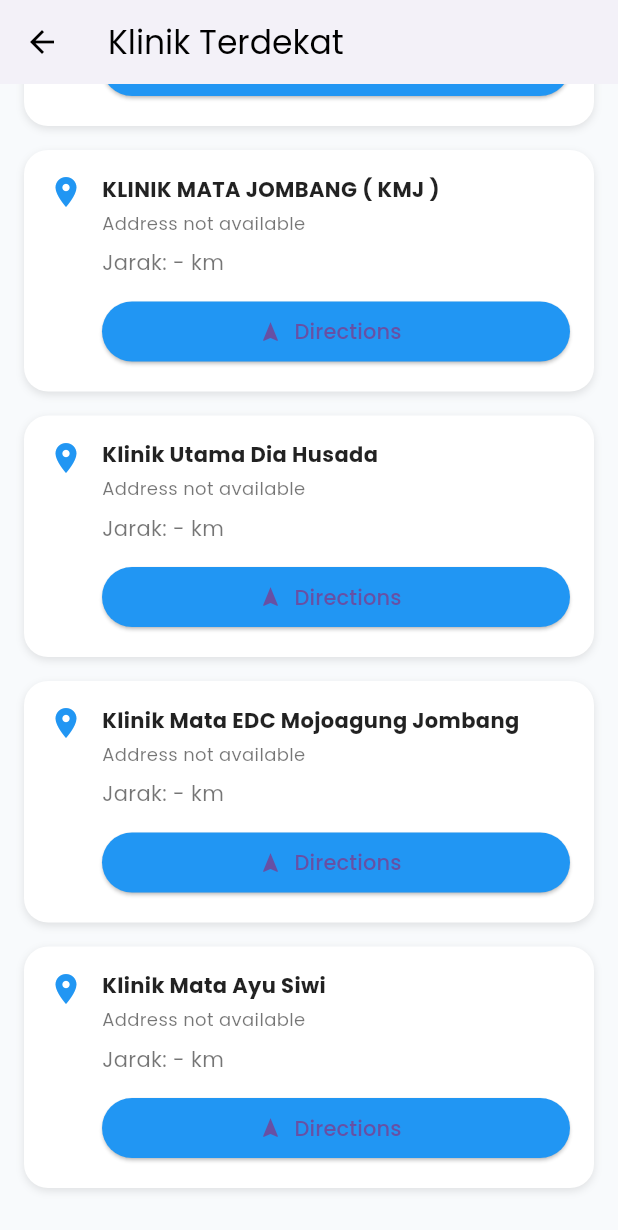
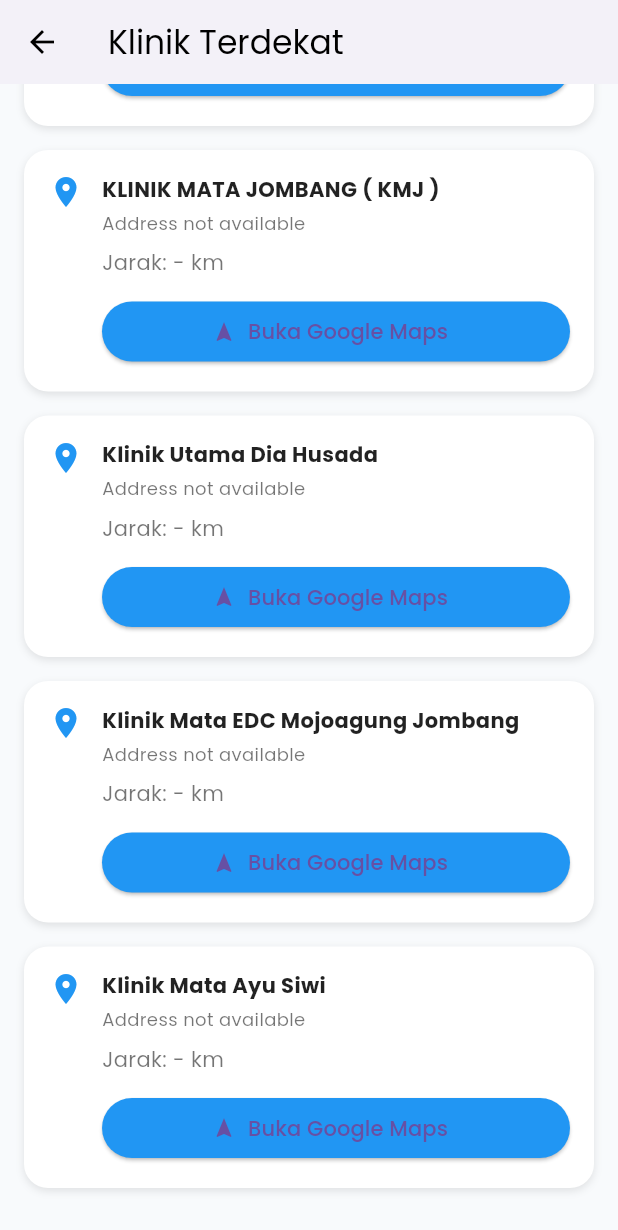
Before and after one commit to pritaaa/eyecare, a Flutter app: the ClinicFinderScreen screen opened directly, scrolled down 249 dp, on a phone screen of 412 x 824 dp. Shown: the top 1230 px of the screen. Run offline on Flutter 3.47's test engine with Material 3 defaults, Android fonts, the phone set to English and light mode, and no system bars; our stand-ins replace geocoding, geolocator, shared_preferences; accounts and stored records are empty.

Commit message:
fix keterangan

```diff
--- a/eye_care_app/lib/screens/clinic_screen.dart
+++ b/eye_care_app/lib/screens/clinic_screen.dart
@@ -259,7 +259,7 @@
                                       Icons.navigation,
                                       size: 16,
                                     ),
-                                    label: const Text('Directions'),
+                                    label: const Text('Buka Google Maps'),
                                   ),
                                 ),
                               ],
```
